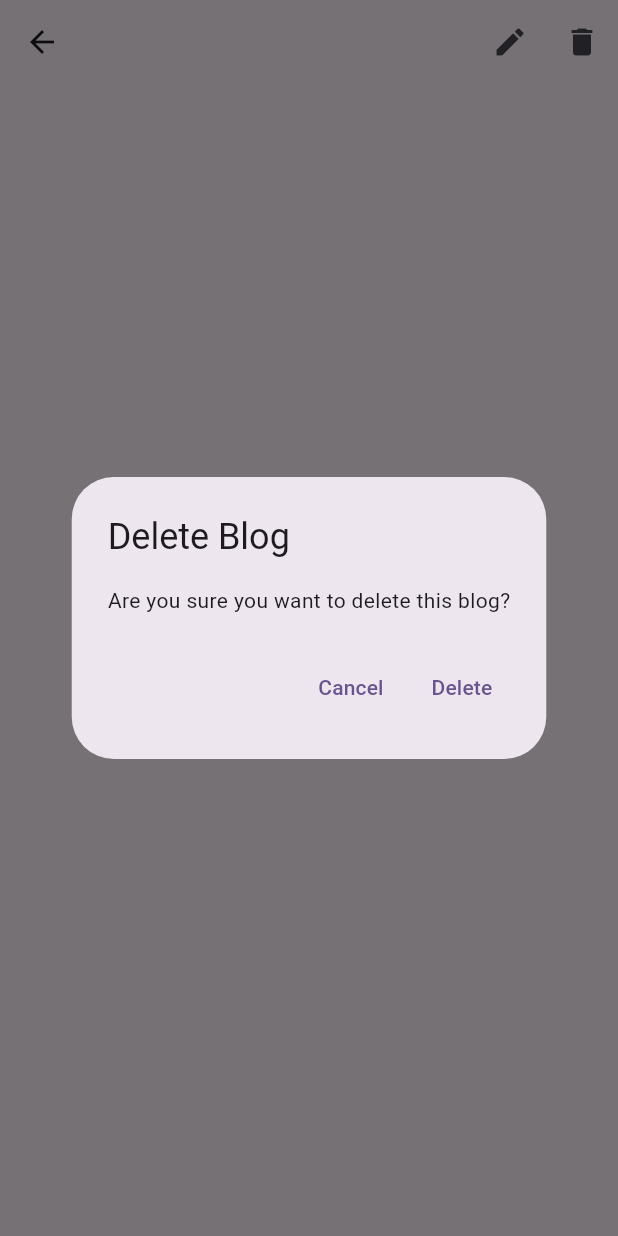
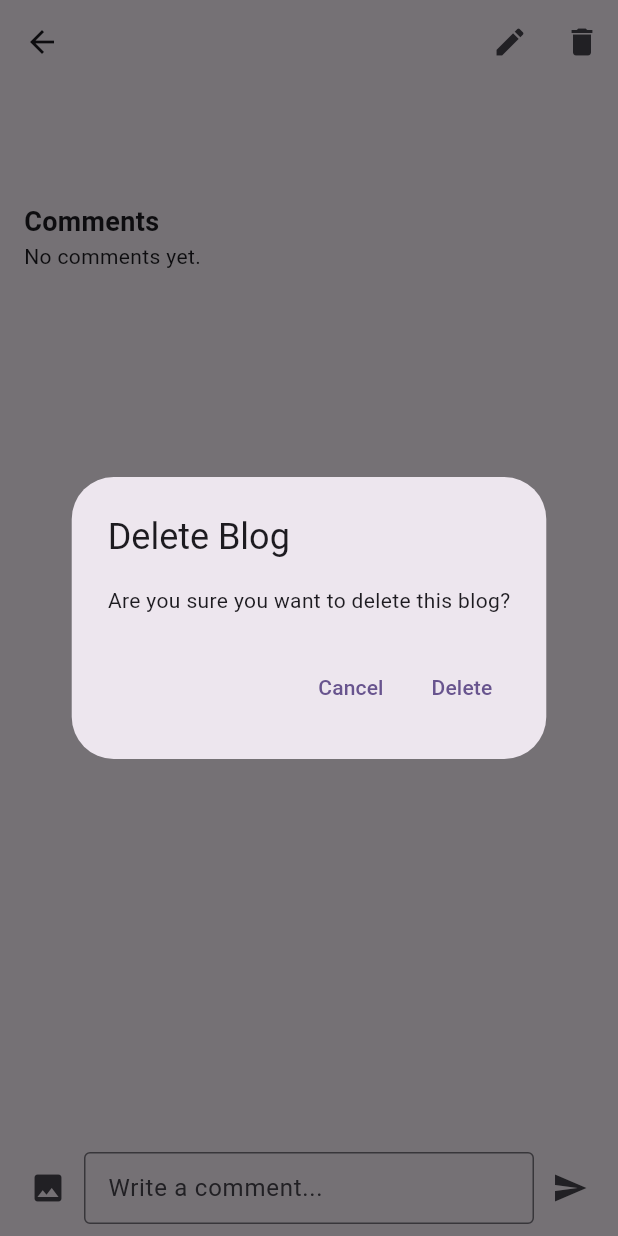
Before and after one commit to JesterByte/simple_blog_flutter, a Flutter app: the BlogDetailScreen screen opened directly with empty values, after a tap on the "delete" icon, on a phone screen of 412 x 824 dp. Run offline on Flutter 3.47's test engine with Material 3 defaults, Android fonts, the phone set to English and light mode, and no system bars; our stand-ins replace flutter_dotenv, flutter_riverpod, image_picker, supabase_flutter; accounts and stored records are empty.

Commit message:
feat(comment): add comment functionality using comment repository, model, and provider with multiple image select

```diff
--- a/lib/features/blog/presentation/blog_detail_screen.dart
+++ b/lib/features/blog/presentation/blog_detail_screen.dart
@@ -1,23 +1,73 @@
+import 'dart:io';
+
 import 'package:flutter/material.dart';
 import 'package:flutter_riverpod/flutter_riverpod.dart';
+import 'package:image_picker/image_picker.dart';
 import 'package:simple_blog_flutter/features/auth/auth_provider.dart';
 import 'package:simple_blog_flutter/features/blog/blog_provider.dart';
 import 'package:simple_blog_flutter/features/blog/domain/blog.dart';
 import 'package:simple_blog_flutter/features/blog/presentation/create_blog_screen.dart';
+import 'package:simple_blog_flutter/features/comment/comment_provider.dart';
 
-class BlogDetailScreen extends ConsumerWidget {
+class BlogDetailScreen extends ConsumerStatefulWidget {
   final Blog blog;
 
   const BlogDetailScreen({super.key, required this.blog});
 
   @override
-  Widget build(BuildContext context, WidgetRef ref) {
+  ConsumerState<BlogDetailScreen> createState() => _BlogDetailScreenState();
+}
+
+class _BlogDetailScreenState extends ConsumerState<BlogDetailScreen> {
+  final _commentController = TextEditingController();
+  List<File> _selectedImages = [];
+  bool _posting = false;
+
+  Future<void> _pickImages() async {
+    final picked = await ImagePicker().pickMultiImage();
+
+    if (picked.isNotEmpty) {
+      setState(() {
+        _selectedImages = picked.map((e) => File(e.path)).toList();
+      });
+    }
+  }
+
+  Future<void> _postComment() async {
+    if (_commentController.text.trim().isEmpty && _selectedImages.isEmpty) {
+      return;
+    }
+
+    setState(() => _posting = true);
+
     final user = ref.watch(authStateProvider).value;
-    final isAuthor = user?.id == blog.authorId;
+    if (user == null) return;
+
+    await ref
+        .read(commentRepositoryProvider)
+        .createComment(
+          blogId: widget.blog.id,
+          authorId: user.id,
+          content: _commentController.text.trim(),
+          images: _selectedImages,
+        );
+
+    _commentController.clear();
+    _selectedImages.clear();
+
+    ref.invalidate(commentsProvider(widget.blog.id));
+
+    setState(() => _posting = false);
+  }
+
+  @override
+  Widget build(BuildContext context) {
+    final user = ref.watch(authStateProvider).value;
+    final isAuthor = user?.id == widget.blog.authorId;
 
     return Scaffold(
       appBar: AppBar(
-        title: Text(blog.title),
+        title: Text(widget.blog.title),
         actions: [
           if (isAuthor)
             IconButton(
@@ -25,7 +75,7 @@ class BlogDetailScreen extends ConsumerWidget {
                 Navigator.push(
                   context,
                   MaterialPageRoute(
-                    builder: (_) => CreateBlogScreen(blog: blog),
+                    builder: (_) => CreateBlogScreen(blog: widget.blog),
                   ),
                 );
               },
@@ -54,7 +104,9 @@ class BlogDetailScreen extends ConsumerWidget {
               );
 
               if (confirm == true) {
-                await ref.read(blogRepositoryProvider).deleteBlog(blog.id);
+                await ref
+                    .read(blogRepositoryProvider)
+                    .deleteBlog(widget.blog.id);
 
                 ref.invalidate(blogListProvider);
 
@@ -67,22 +119,131 @@ class BlogDetailScreen extends ConsumerWidget {
           ),
         ],
       ),
-      body: SingleChildScrollView(
+      body: _buildScrollableContent(ref),
+      bottomNavigationBar: _buildCommentInput(ref),
+    );
+  }
+
+  Widget _buildScrollableContent(WidgetRef ref) {
+    final commentsAsync = ref.watch(commentsProvider(widget.blog.id));
+
+    return SafeArea(
+      child: SingleChildScrollView(
         padding: const EdgeInsets.all(16),
         child: Column(
           crossAxisAlignment: CrossAxisAlignment.start,
           children: [
-            if (blog.images.isNotEmpty)
+            if (widget.blog.images.isNotEmpty)
               SizedBox(
                 height: 200,
                 child: PageView(
-                  children: blog.images
+                  children: widget.blog.images
                       .map((url) => Image.network(url, fit: BoxFit.cover))
                       .toList(),
                 ),
               ),
             const SizedBox(height: 16),
-            Text(blog.content, style: const TextStyle(fontSize: 16)),
+            Text(widget.blog.content, style: const TextStyle(fontSize: 16)),
+            const SizedBox(height: 24),
+            const Text(
+              'Comments',
+              style: TextStyle(fontSize: 18, fontWeight: FontWeight.bold),
+            ),
+            commentsAsync.when(
+              data: (comments) {
+                if (comments.isEmpty) {
+                  return const Text('No comments yet.');
+                }
+
+                return Column(
+                  children: comments.map((comment) {
+                    return Card(
+                      margin: const EdgeInsets.symmetric(vertical: 8),
+                      child: Padding(
+                        padding: const EdgeInsets.all(12),
+                        child: Column(
+                          crossAxisAlignment: CrossAxisAlignment.start,
+                          children: [
+                            Text(comment.content),
+                            if (comment.images.isNotEmpty)
+                              SizedBox(
+                                height: 150,
+                                child: PageView(
+                                  children: comment.images
+                                      .map(
+                                        (url) => Image.network(
+                                          url,
+                                          fit: BoxFit.cover,
+                                        ),
+                                      )
+                                      .toList(),
+                                ),
+                              ),
+                          ],
+                        ),
+                      ),
+                    );
+                  }).toList(),
+                );
+              },
+              error: (e, _) => Text(e.toString()),
+              loading: () => const CircularProgressIndicator(),
+            ),
+          ],
+        ),
+      ),
+    );
+  }
+
+  Widget _buildCommentInput(WidgetRef ref) {
+    return SafeArea(
+      child: Padding(
+        padding: const EdgeInsets.all(8),
+        child: Column(
+          mainAxisSize: MainAxisSize.min,
+          children: [
+            if (_selectedImages.isNotEmpty)
+              SizedBox(
+                height: 80,
+                child: ListView.builder(
+                  scrollDirection: Axis.horizontal,
+                  itemCount: _selectedImages.length,
+                  itemBuilder: (context, index) {
+                    return Padding(
+                      padding: const EdgeInsets.all(4),
+                      child: Image.file(
+                        _selectedImages[index],
+                        width: 60,
+                        fit: BoxFit.cover,
+                      ),
+                    );
+                  },
+                ),
+              ),
+            Row(
+              children: [
+                IconButton(
+                  onPressed: _pickImages,
+                  icon: const Icon(Icons.image),
+                ),
+                Expanded(
+                  child: TextField(
+                    controller: _commentController,
+                    decoration: const InputDecoration(
+                      hintText: 'Write a comment...',
+                      border: OutlineInputBorder(),
+                      isDense: true,
+                    ),
+                  ),
+                ),
+                IconButton(
+                  onPressed: _posting ? null : _postComment,
+                  icon: _posting
+                      ? const CircularProgressIndicator()
+                      : const Icon(Icons.send),
+                ),
+              ],
+            ),
           ],
         ),
       ),
--- /dev/null
+++ b/lib/features/comment/comment_provider.dart
@@ -0,0 +1,17 @@
+import 'package:flutter_riverpod/flutter_riverpod.dart';
+import 'package:simple_blog_flutter/features/auth/auth_provider.dart';
+import 'package:simple_blog_flutter/features/comment/data/comment_repository.dart';
+import 'package:simple_blog_flutter/features/comment/domain/comment.dart';
+
+final commentRepositoryProvider = Provider<CommentRepository>((ref) {
+  final client = ref.watch(supabaseProvider);
+  return CommentRepository(client);
+});
+
+final commentsProvider = FutureProvider.family<List<Comment>, String>((
+  ref,
+  blogId,
+) async {
+  final repo = ref.watch(commentRepositoryProvider);
+  return repo.getComments(blogId);
+});
--- /dev/null
+++ b/lib/features/comment/data/comment_repository.dart
@@ -0,0 +1,52 @@
+import 'dart:io';
+
+import 'package:simple_blog_flutter/features/comment/domain/comment.dart';
+import 'package:supabase_flutter/supabase_flutter.dart';
+import 'package:uuid/uuid.dart';
+
+class CommentRepository {
+  final SupabaseClient _client;
+  final _uuid = const Uuid();
+
+  CommentRepository(this._client);
+
+  Future<void> createComment({
+    required String blogId,
+    required String authorId,
+    required String content,
+    required List<File> images,
+  }) async {
+    final commentResponse = await _client
+        .from('comments')
+        .insert({'blog_id': blogId, 'author_id': authorId, 'content': content})
+        .select()
+        .single();
+
+    final commentId = commentResponse['id'];
+
+    for (final file in images) {
+      final path = 'comments/$commentId/${_uuid.v4()}.jpg';
+
+      await _client.storage.from('comment-images').upload(path, file);
+
+      final publicUrl = _client.storage
+          .from('comment-images')
+          .getPublicUrl(path);
+
+      await _client.from('comment_images').insert({
+        'comment_id': commentId,
+        'image_url': publicUrl,
+      });
+    }
+  }
+
+  Future<List<Comment>> getComments(String blogId) async {
+    final response = await _client
+        .from('comments')
+        .select('*, comment_images (image_url)')
+        .eq('blog_id', blogId)
+        .order('created_at', ascending: false);
+
+    return (response as List).map((map) => Comment.fromMap(map)).toList();
+  }
+}
```
Also changed, not shown: lib/features/comment/domain/comment.dart (added, +34 -0 lines).
